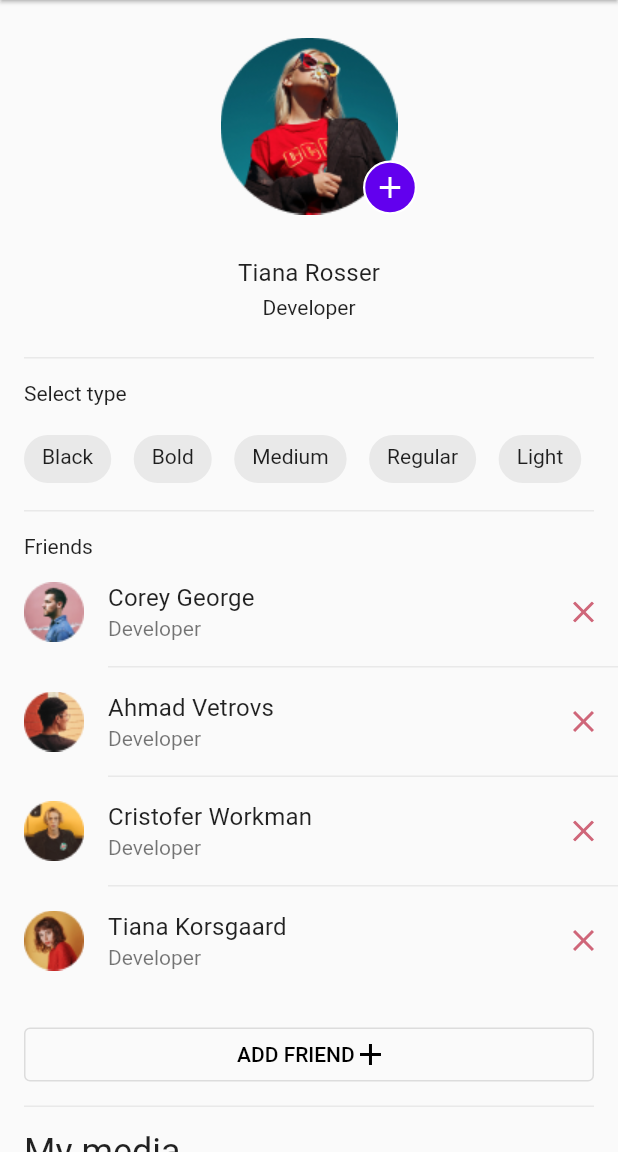
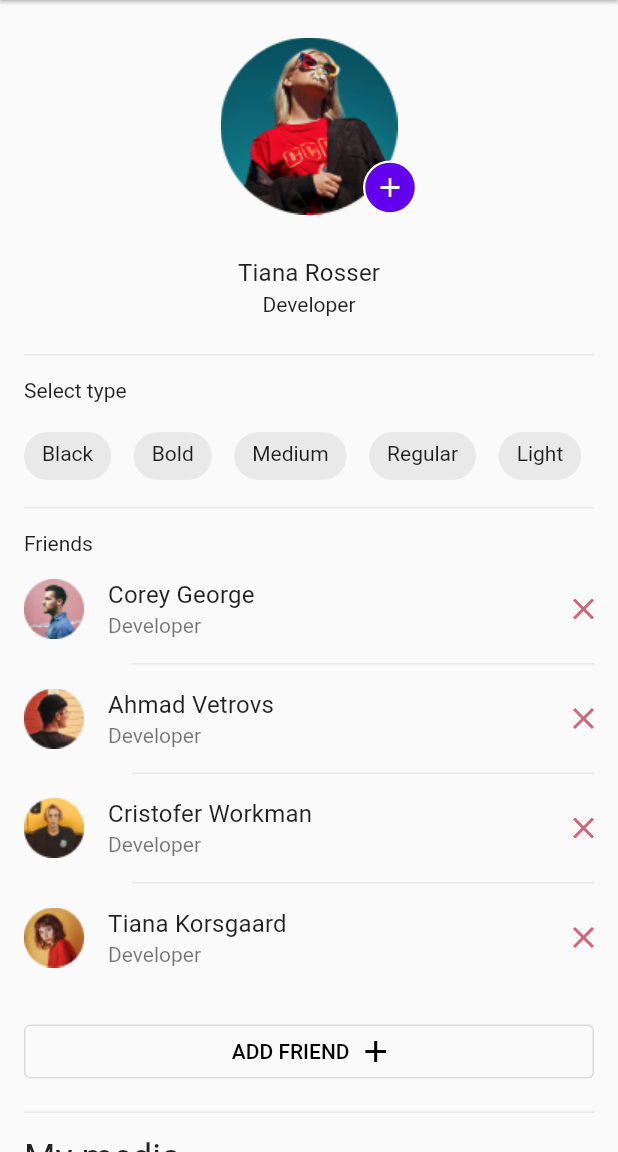
Before and after one commit to Smirnova-Olga/Profile_app, a Flutter app: the screen it shows after launch, on a phone screen of 412 x 824 dp, the part 84-1236 px from its top. Run offline on Flutter 3.47's test engine with Material 2 defaults, Android fonts, the phone set to English and light mode, and no system bars; our stand-ins replace flutter_svg; statements that could not run were skipped.

```diff
--- a/lib/widgets/app_devider.dart
+++ b/lib/widgets/app_devider.dart
@@ -8,9 +8,12 @@ class AppDivider extends StatelessWidget {
 
   @override
   Widget build(BuildContext context) {
-    return Container(
-      height: 1,
-      color: ColorsTheme.gray700,
+    return Padding(
+      padding: const EdgeInsets.symmetric(horizontal: 16),
+      child: Container(
+        height: 1,
+        color: ColorsTheme.gray700,
+      ),
     );
   }
 }
--- a/lib/widgets/avatar_widget.dart
+++ b/lib/widgets/avatar_widget.dart
@@ -31,12 +31,13 @@ class AvatarWidget extends StatelessWidget {
                 ),
                 width: 36,
                 height: 36,
-                child: SvgPicture.asset(
-                  Assets.icons.vector.path,
-                  color: ColorsTheme.white,
-                  height: 5,
-                  width: 5,
-                  fit: BoxFit.scaleDown,
+                child: Padding(
+                  padding: const EdgeInsets.all(10.0),
+                  child: SvgPicture.asset(
+                    Assets.icons.vector.path,
+                    color: ColorsTheme.white,
+                    fit: BoxFit.fill,
+                  ),
                 ),
               ),
             ),
--- a/lib/widgets/friends_widget.dart
+++ b/lib/widgets/friends_widget.dart
@@ -8,6 +8,42 @@ import 'package:profile_app/widgets/app_devider.dart';
 
 class FriendsWidget extends StatelessWidget {
   const FriendsWidget({super.key});
+
+  @override
+  Widget build(BuildContext context) {
+    return Column(
+      crossAxisAlignment: CrossAxisAlignment.start,
+      children: const [
+        TextFriendsWidget(),
+        ListOfFriendsWidget(),
+        ButtomAddFriendWidget(),
+        AppDivider(),
+      ],
+    );
+  }
+}
+
+class TextFriendsWidget extends StatelessWidget {
+  const TextFriendsWidget({
+    Key? key,
+  }) : super(key: key);
+
+  @override
+  Widget build(BuildContext context) {
+    return const Padding(
+      padding: EdgeInsets.fromLTRB(16, 15, 0, 0),
+      child: Text(
+        'Friends',
+        style: AppTextTheme.body1,
+      ),
+    );
+  }
+}
+
+class ListOfFriendsWidget extends StatelessWidget {
+  const ListOfFriendsWidget({
+    Key? key,
+  }) : super(key: key);
 
   @override
   Widget build(BuildContext context) {
@@ -31,17 +67,7 @@ class FriendsWidget extends StatelessWidget {
           avatar: 'assets/images/avatar4.png'),
     ];
 
-    return Column(
-      crossAxisAlignment: CrossAxisAlignment.start,
-      children: [
-        const Padding(
-          padding: EdgeInsets.fromLTRB(16, 15, 0, 0),
-          child: Text(
-            'Friends',
-            style: AppTextTheme.body1,
-          ),
-        ),
-        Container(
+    return Container(
       padding: const EdgeInsets.only(bottom: 5),
       height: 307,
       child: ListView.separated(
@@ -52,8 +78,7 @@ class FriendsWidget extends StatelessWidget {
               image: AssetImage(friends[index].avatar),
             ),
             title: Text(friends[index].name, style: AppTextTheme.subtitle1),
-                subtitle:
-                    Text(friends[index].position, style: AppTextTheme.body2),
+            subtitle: Text(friends[index].position, style: AppTextTheme.body2),
             trailing: SvgPicture.asset(
               Assets.icons.close.path,
               color: ColorsTheme.red200,
@@ -69,9 +94,19 @@ class FriendsWidget extends StatelessWidget {
           );
         },
       ),
-        ),
-        Padding(
-          padding: const EdgeInsets.symmetric(horizontal: 16),
+    );
+  }
+}
+
+class ButtomAddFriendWidget extends StatelessWidget {
+  const ButtomAddFriendWidget({
+    Key? key,
+  }) : super(key: key);
+
+  @override
+  Widget build(BuildContext context) {
+    return Padding(
+      padding: const EdgeInsets.fromLTRB(16, 0, 16, 16),
       child: OutlinedButton(
         style: OutlinedButton.styleFrom(
           foregroundColor: ColorsTheme.black,
@@ -82,7 +117,7 @@ class FriendsWidget extends StatelessWidget {
           mainAxisAlignment: MainAxisAlignment.center,
           children: [
             const Text(
-                  'ADD FRIEND ',
+              'ADD FRIEND   ',
               style: AppTextTheme.button,
             ),
             SvgPicture.asset(
@@ -94,12 +129,6 @@ class FriendsWidget extends StatelessWidget {
           ],
         ),
       ),
-        ),
-        const Padding(
-          padding: EdgeInsets.fromLTRB(16, 10, 16, 0),
-          child: AppDivider(),
-        ),
-      ],
     );
   }
 }
--- a/lib/widgets/my_media_widget.dart
+++ b/lib/widgets/my_media_widget.dart
@@ -80,7 +80,7 @@ class GridPhotosWidget extends StatelessWidget {
                     top: 8,
                     right: 8,
                     child: Container(
-                      padding: const EdgeInsets.all(8),
+                      padding: const EdgeInsets.all(6.5),
                       decoration: BoxDecoration(
                         color: ColorsTheme.red200,
                         border: Border.all(
--- a/lib/widgets/name_widget.dart
+++ b/lib/widgets/name_widget.dart
@@ -17,7 +17,7 @@ class NameWidget extends StatelessWidget {
           ),
         ),
         Padding(
-          padding: const EdgeInsets.only(top: 5),
+          padding: const EdgeInsets.only(top: 3),
           child: Text(
             'Developer',
             style: AppTextTheme.caption.copyWith(
@@ -26,7 +26,7 @@ class NameWidget extends StatelessWidget {
           ),
         ),
         const Padding(
-          padding: EdgeInsets.fromLTRB(16, 25, 16, 0),
+          padding: EdgeInsets.only(top: 25),
           child: AppDivider(),
         ),
       ],
--- a/lib/widgets/select_type_widget.dart
+++ b/lib/widgets/select_type_widget.dart
@@ -28,11 +28,11 @@ class _SelectTypeWidgetState extends State<SelectTypeWidget> {
           padding: EdgeInsets.fromLTRB(16, 15, 0, 15),
           child: Text(
             'Select type',
-            style: AppTextTheme.body1,
+            style: AppTextTheme.body2,
           ),
         ),
         Container(
-          padding: const EdgeInsets.fromLTRB(16, 5, 7, 8),
+          padding: const EdgeInsets.fromLTRB(16, 5, 0, 8),
           height: 45,
           child: ListView.separated(
             scrollDirection: Axis.horizontal,
@@ -78,7 +78,7 @@ class _SelectTypeWidgetState extends State<SelectTypeWidget> {
           ),
         ),
         const Padding(
-          padding: EdgeInsets.fromLTRB(16, 10, 16, 0),
+          padding: EdgeInsets.only(top: 10),
           child: AppDivider(),
         ),
       ],
```
Lines whose indentation alone changed are shown as unchanged.
